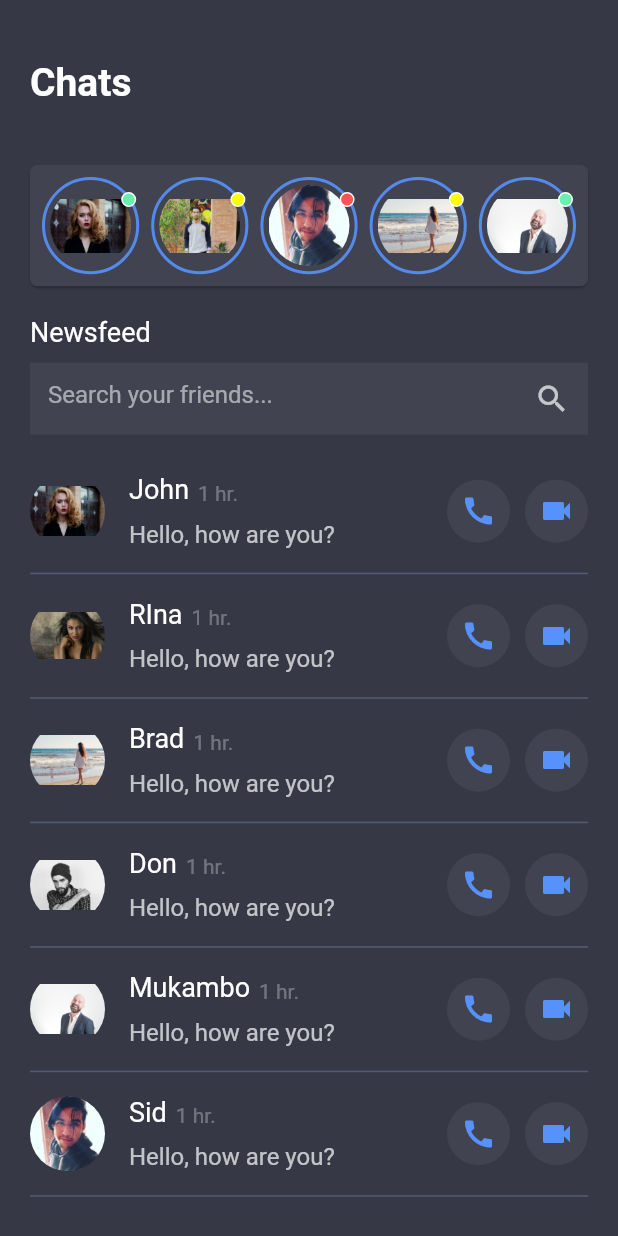
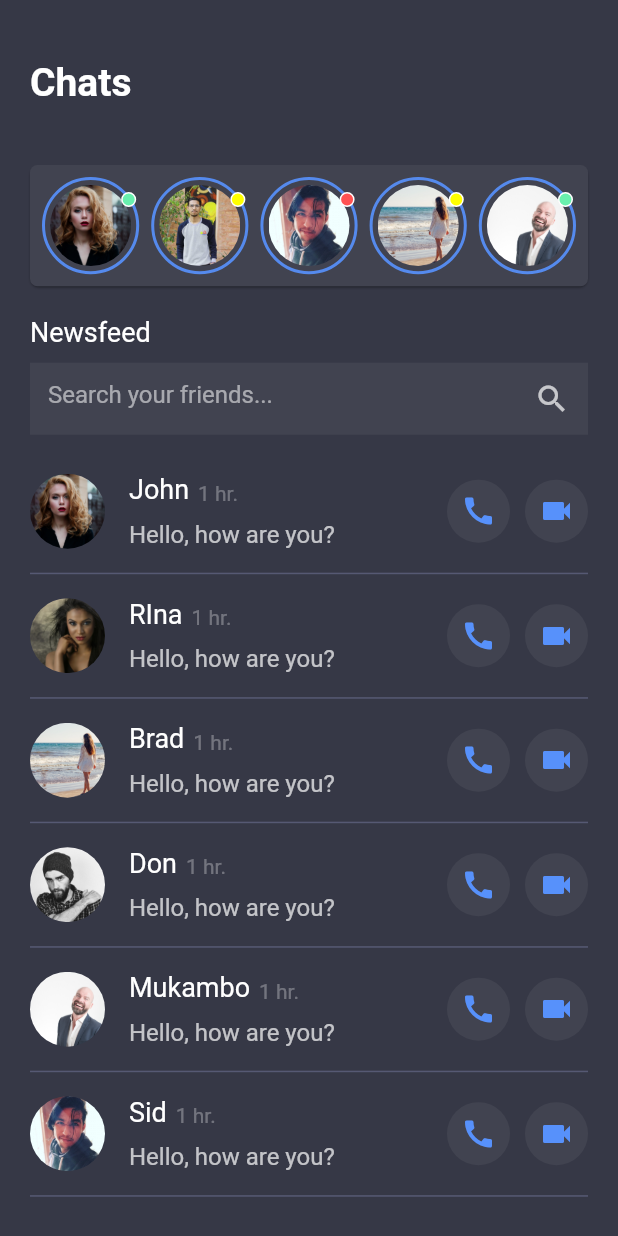
Before and after one commit to OneDev0411/flutter-ui-challenging, a Flutter app: the ChatUi screen opened directly, on a phone screen of 412 x 824 dp. Run offline on Flutter 3.47's test engine with Material 2 defaults, Android fonts, the phone set to English and light mode, and no system bars; our stand-ins replace flare_flutter, flutter_custom_clippers, flutter_swiper, font_awesome_flutter, share, shared_preferences and 2 more; missing offline and left inert: animated_floatactionbuttons, bottomreveal, intro_views_flutter; accounts and stored records are empty.

Commit message:
fixing image fits

```diff
--- a/lib/src/pages/misc/chatui.dart
+++ b/lib/src/pages/misc/chatui.dart
@@ -29,6 +29,7 @@ class ChatUi extends StatelessWidget {
                       color: Colors.transparent,
                       image: DecorationImage(
                         image: AssetImage(friend.image),
+                        fit: BoxFit.cover
                       ),
                       borderRadius: BorderRadius.circular(50.0),
                     ),
@@ -256,6 +257,7 @@ class OnlinePersonAction extends StatelessWidget {
                 borderRadius: BorderRadius.circular(50.0),
                 image: DecorationImage(
                   image: AssetImage(personImagePath),
+                  fit: BoxFit.cover
                 ),
               ),
             ),
```
